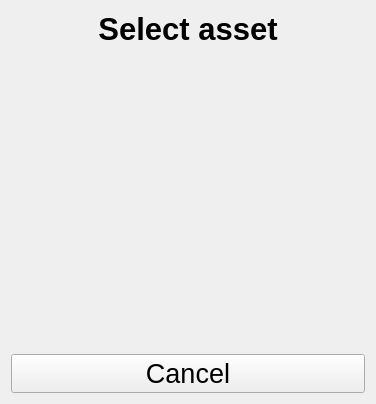
Old version of the form src/qmap/ui_listfeatures.ui in the repository NathanW2/qmap.
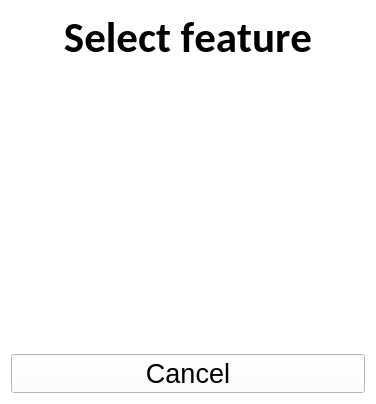
New version of the form.

Commit message: Change Select Asset to Select Feature

What changed in the file:
```diff
--- a/src/qmap/ui_listfeatures.ui
+++ b/src/qmap/ui_listfeatures.ui
@@ -19,13 +19,16 @@
   <property name="windowOpacity">
    <double>1.000000000000000</double>
   </property>
+  <property name="styleSheet">
+   <string notr="true">background-color: rgb(255, 255, 255);</string>
+  </property>
   <layout class="QVBoxLayout" name="verticalLayout">
    <item>
     <widget class="QLabel" name="label">
      <property name="font">
       <font>
-       <family>Tahoma</family>
-       <pointsize>23</pointsize>
+       <family>Calibri</family>
+       <pointsize>32</pointsize>
        <weight>75</weight>
        <bold>true</bold>
        <underline>false</underline>
@@ -34,7 +37,7 @@
       </font>
      </property>
      <property name="text">
-      <string>Select asset</string>
+      <string>Select feature</string>
      </property>
      <property name="scaledContents">
       <bool>true</bool>
```
